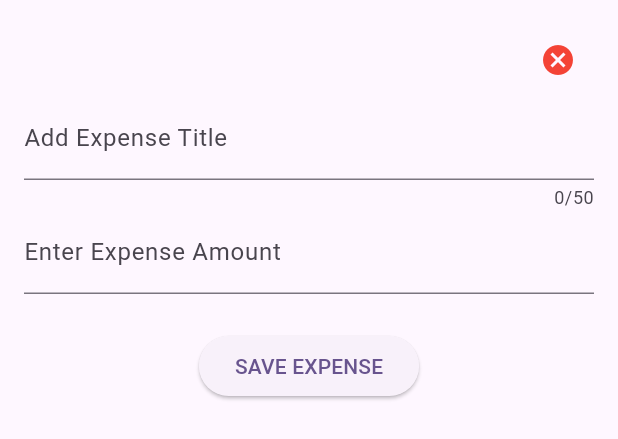
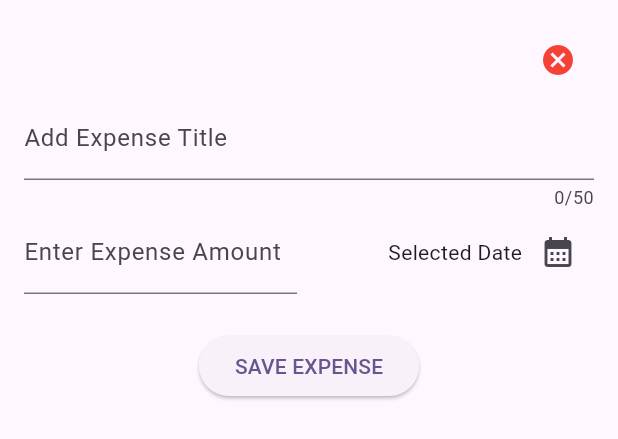
Before and after one commit to imran-ios/ExpenseTracker, a Flutter app: the AddNewExpense widget shown alone on an empty page, opened directly, on a phone screen of 412 x 824 dp. Shown: the top 439 px of the screen. Run offline on Flutter 3.47's test engine with Material 3 defaults, Android fonts, the phone set to English and light mode, and no system bars.

Commit message:
added date picker

```diff
--- a/lib/Widgets/expense/add_new_expense.dart
+++ b/lib/Widgets/expense/add_new_expense.dart
@@ -15,6 +15,17 @@ class _AddNewExpenseState extends State<AddNewExpense> {
     super.dispose();
     _expenseTitleController.dispose();
     _expenseAmountController.dispose();
+  }
+
+  void _presentDatePicker() {
+    var now = DateTime.now();
+    var firstDate = DateTime(now.year - 1);
+
+    showDatePicker(
+        initialDate: now,
+        context: context,
+        firstDate: firstDate,
+        lastDate: DateTime.now());
   }
 
   @override
@@ -41,12 +52,33 @@ class _AddNewExpenseState extends State<AddNewExpense> {
             maxLength: 50,
             decoration: const InputDecoration(label: Text("Add Expense Title")),
           ),
-          TextField(
-            controller: _expenseAmountController,
-            keyboardType: TextInputType.number,
-            decoration: const InputDecoration(
-              label: Text("Enter Expense Amount"),
-            ),
+          Row(
+            children: [
+              Expanded(
+                child: TextField(
+                  controller: _expenseAmountController,
+                  keyboardType: TextInputType.number,
+                  decoration: const InputDecoration(
+                      label: Text("Enter Expense Amount"), prefixText: "\$"),
+                ),
+              ),
+              const SizedBox(
+                width: 16,
+              ),
+              Expanded(
+                child: Row(
+                  crossAxisAlignment: CrossAxisAlignment.center,
+                  mainAxisAlignment: MainAxisAlignment.end,
+                  children: [
+                    const Text("Selected Date"),
+                    IconButton(
+                      onPressed: _presentDatePicker,
+                      icon: const Icon(Icons.calendar_month),
+                    )
+                  ],
+                ),
+              )
+            ],
           ),
           const SizedBox(
             height: 24,
```
Also changed, not shown: 23 other files.
